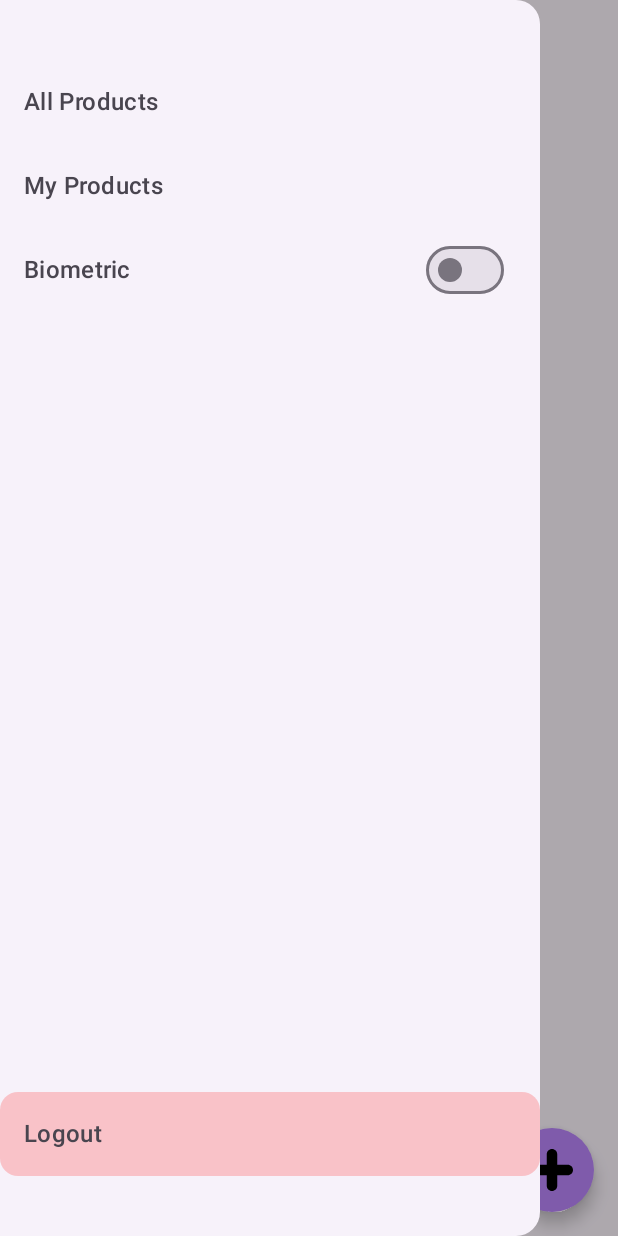
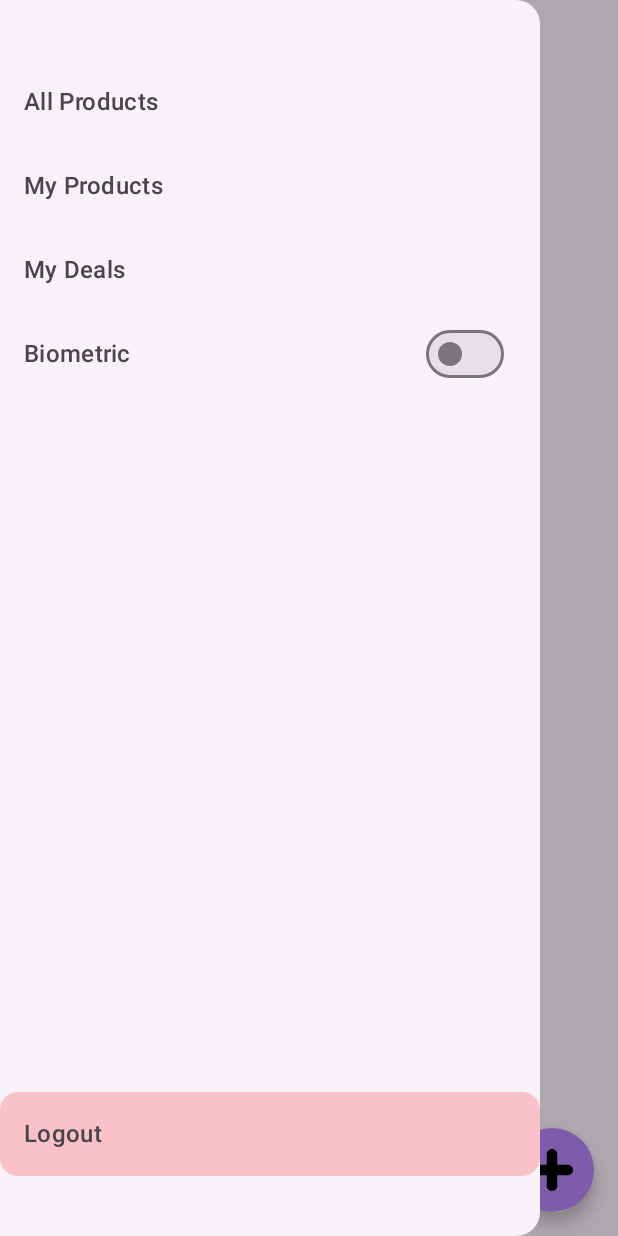
Before and after one commit to saeedus/Teebay, an Android app built with Jetpack Compose: the ProductsActivity screen opened directly, with no data from a screen before it, after a tap on "Menu", on a phone screen of 412 x 824 dp. Run offline under Robolectric (Android 15) with nearby library versions, the phone set to English and light mode, and no system bars.

Commit message:
Feat: Add My Deals screen and navigation
Introduces a new "My Deals" screen to display bought, sold, borrowed, and lent products.
Adds a new navigation route, integrates the screen into the ProductNavGraph,
and adds a corresponding button to the navigation drawer in ProductsActivity.

```diff
--- a/app/src/main/java/com/sazim/teebay/products/presentation/ProductsActivity.kt
+++ b/app/src/main/java/com/sazim/teebay/products/presentation/ProductsActivity.kt
@@ -157,6 +157,21 @@ class ProductsActivity : ComponentActivity() {
 
                         NavigationDrawerItem(
                             label = {
+                                Text(
+                                    "My Deals",
+                                    style = MaterialTheme.typography.titleMedium
+                                )
+                            },
+                            shape = RoundedCornerShape(12.dp),
+                            selected = false,
+                            onClick = {
+                                scope.launch { drawerState.close() }
+                                navController.navigate(ProductNavRoutes.MyDealsScreen.route)
+                            }
+                        )
+
+                        NavigationDrawerItem(
+                            label = {
                                 Row(
                                     modifier = Modifier.fillMaxWidth(),
                                     horizontalArrangement = Arrangement.SpaceBetween,
--- a/app/src/main/java/com/sazim/teebay/products/presentation/navigation/ProductNavGraph.kt
+++ b/app/src/main/java/com/sazim/teebay/products/presentation/navigation/ProductNavGraph.kt
@@ -77,5 +77,9 @@ fun ProductNavGraph(
             )
         }
 
+        composable(route = ProductNavRoutes.MyDealsScreen.route) {
+            MyDealsScreen()
+        }
+
     }
 }
--- a/app/src/main/java/com/sazim/teebay/products/presentation/navigation/ProductNavRoutes.kt
+++ b/app/src/main/java/com/sazim/teebay/products/presentation/navigation/ProductNavRoutes.kt
@@ -14,4 +14,5 @@ sealed class ProductNavRoutes(val route: String) {
     data object AddProductPriceSelectionScreen : ProductNavRoutes("add_product_price_selection")
     data object AddProductSummaryScreen : ProductNavRoutes("add_product_summary")
     data object EditProductScreen : ProductNavRoutes("edit_product")
+    data object MyDealsScreen : ProductNavRoutes("my_deals")
 }
```
Also changed, not shown: app/src/main/java/com/sazim/teebay/products/presentation/screens/MyDealsScreen.kt (added, +15 -0 lines).
